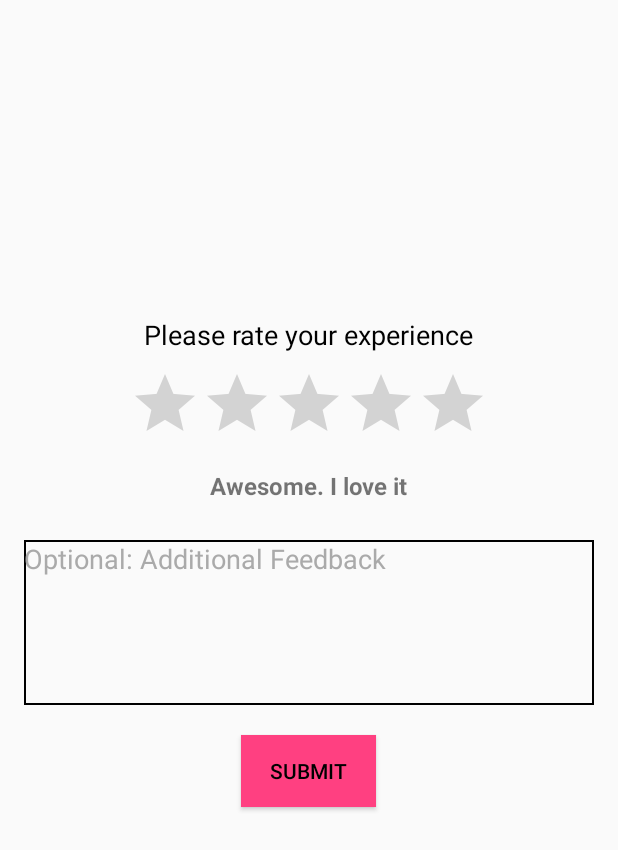
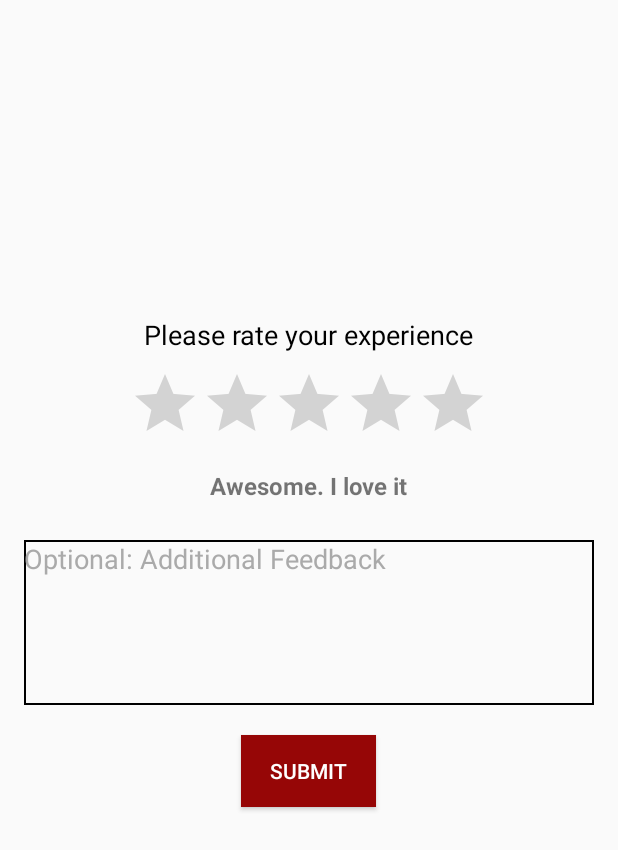
Before and after one commit to MayuraUthpala/PDMnew, an Android app: the RatingActivity screen opened directly, with no data from a screen before it, on a phone screen of 412 x 824 dp. Shown: the top 850 px of the screen. Run offline under Robolectric (Android 15) with nearby library versions, the phone set to English and light mode, and no system bars; our stand-ins replace Firebase (no records; nobody signed in at launch, a user with empty details on screens opened directly).

Commit message:
rating debugged

```diff
--- /dev/null
+++ b/app/src/main/res/drawable/textbackground.xml
@@ -0,0 +1,5 @@
+<shape xmlns:android="http://schemas.android.com/apk/res/android">
+    <stroke
+        android:width="1dp"
+        android:color="@color/borderColor" />
+</shape>
--- a/app/src/main/res/layout/activity_rating.xml
+++ b/app/src/main/res/layout/activity_rating.xml
@@ -1,4 +1,4 @@
-<?xml version="1.0" encoding="utf-8"?>
+
 <android.support.constraint.ConstraintLayout xmlns:android="http://schemas.android.com/apk/res/android"
     xmlns:app="http://schemas.android.com/apk/res-auto"
     xmlns:tools="http://schemas.android.com/tools"
@@ -60,9 +60,9 @@
             android:layout_width="90dp"
             android:layout_height="wrap_content"
             android:layout_marginTop="20dip"
-            android:background="@color/colorAccent"
+            android:background="@color/nnn"
             android:text="@string/btn_submit"
-            android:textColor="@android:color/black" />
+            android:textColor="@android:color/white" />
     </LinearLayout>
 
 </android.support.constraint.ConstraintLayout>
```
